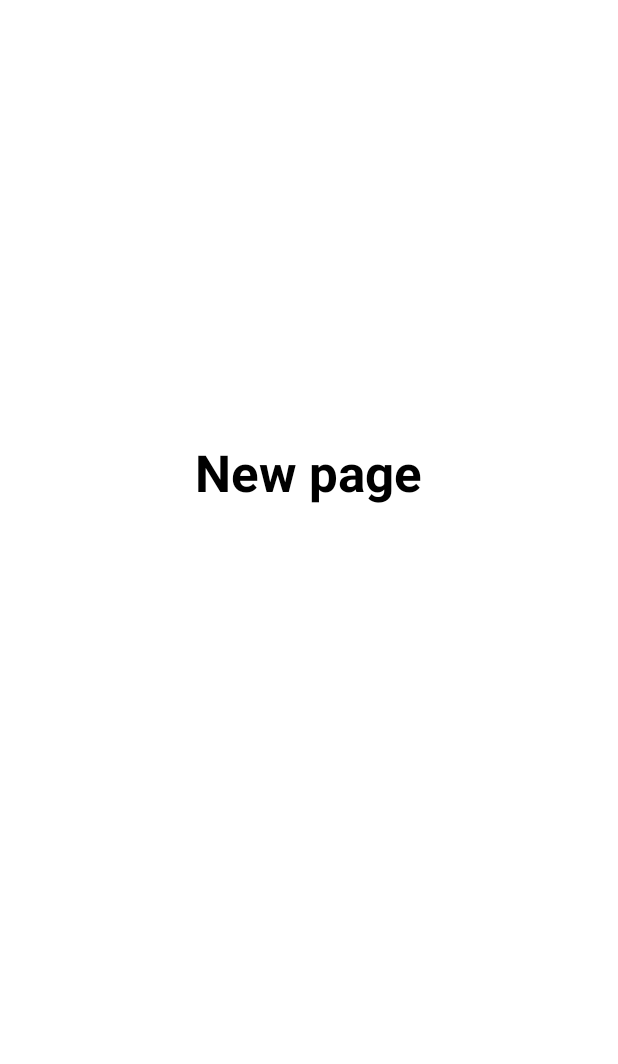
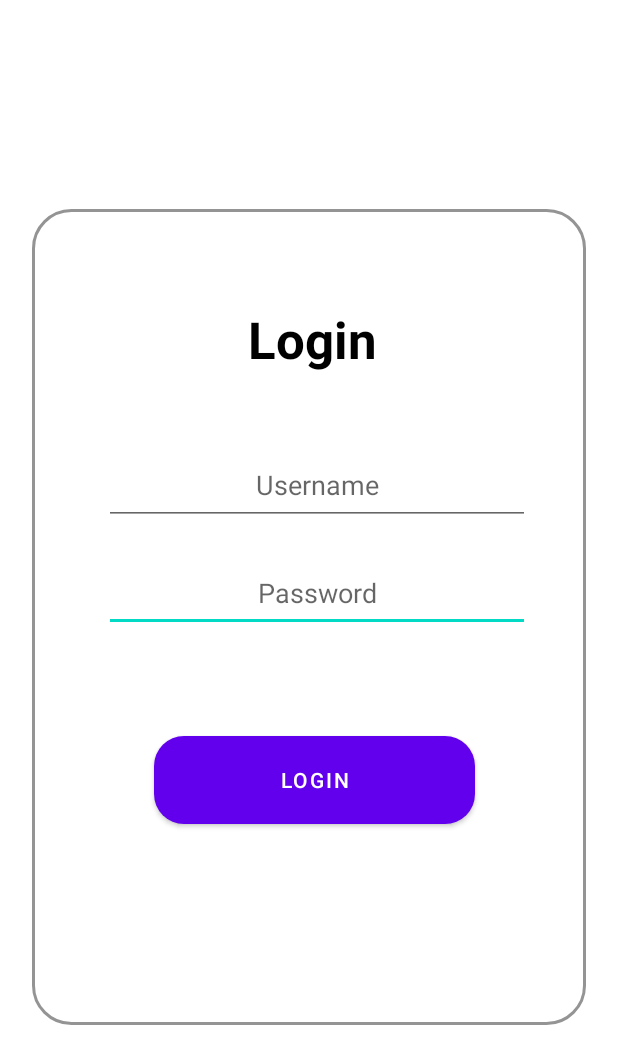
Before and after one commit to Zandevier/AndroidProject, an Android app: the screen it shows after launch (MainActivity2), after a tap on "GET STARTED", on a phone screen of 412 x 824 dp. Shown: the top 1064 px of the screen. Run offline under Robolectric (Android 15) with nearby library versions, the phone set to English and light mode, and no system bars.

Commit message:
Added login page

```diff
--- a/app/src/main/java/com/example/joinpage/MainActivity.java
+++ b/app/src/main/java/com/example/joinpage/MainActivity.java
@@ -10,10 +10,12 @@ import android.widget.Button;
 import android.content.Intent;
 import android.view.View;
 import android.widget.TextView;
+import android.widget.ImageView;
 
 public class MainActivity extends AppCompatActivity {
     public Button button;
     public TextView text;
+    public ImageView img;
     @Override
     protected void onCreate(Bundle savedInstanceState) {
         super.onCreate(savedInstanceState);
@@ -23,6 +25,8 @@ public class MainActivity extends AppCompatActivity {
         text.setEllipsize(TextUtils.TruncateAt.MARQUEE);
         text.setSelected(true);
 
+        img = (ImageView) findViewById(R.id.img);
+        img.setElevation(10);
 
         button = (Button) findViewById(R.id.btn1);
         button.setOnClickListener(new View.OnClickListener() {
--- /dev/null
+++ b/app/src/main/res/drawable/solid_border.xml
@@ -0,0 +1,8 @@
+<?xml version="1.0" encoding="utf-8"?>
+<shape xmlns:android="http://schemas.android.com/apk/res/android">
+    <stroke
+        android:width="2dp"
+        android:color="#949494"/>
+    <corners
+        android:radius="25dp"/>
+</shape>
--- a/app/src/main/res/layout/activity_main.xml
+++ b/app/src/main/res/layout/activity_main.xml
@@ -33,6 +33,20 @@
         android:textColor="@color/black"
         android:textSize="24sp"></TextView>
 
+    <ImageView
+        android:id="@+id/img"
+        android:layout_width="54dp"
+        android:layout_height="wrap_content"
+        android:layout_alignParentStart="true"
+        android:layout_alignParentTop="true"
+        android:layout_alignParentEnd="true"
+        android:layout_alignParentBottom="true"
+        android:layout_marginStart="266dp"
+        android:layout_marginTop="620dp"
+        android:layout_marginEnd="91dp"
+        android:layout_marginBottom="63dp"
+        app:srcCompat="@drawable/arr" />
+
     <Button
         android:id="@+id/btn1"
         android:layout_width="300dp"
@@ -40,8 +54,8 @@
         android:layout_alignParentTop="true"
         android:layout_alignParentBottom="true"
         android:layout_centerHorizontal="true"
-        android:layout_marginTop="611dp"
-        android:layout_marginBottom="50dp"
+        android:layout_marginTop="608dp"
+        android:layout_marginBottom="53dp"
         android:shadowColor="#656565"
         android:text="Get started "
         app:cornerRadius="30sp"
@@ -52,4 +66,5 @@
         app:layout_constraintTop_toTopOf="parent"
         app:layout_constraintVertical_bias="0.895" />
 
+
 </RelativeLayout>
--- a/app/src/main/res/layout/activity_main2.xml
+++ b/app/src/main/res/layout/activity_main2.xml
@@ -6,18 +6,90 @@
     android:layout_height="match_parent"
     tools:context=".MainActivity2">
 
-    <TextView
-        android:id="@+id/tt2"
-        android:layout_width="wrap_content"
-        android:layout_height="wrap_content"
-        android:text="New page"
-        android:textColor="#000000"
-        android:textSize="34sp"
-        android:textStyle="bold"
+
+    <RelativeLayout
+        android:layout_width="369dp"
+        android:layout_height="544dp"
+        android:background="@drawable/solid_border"
         app:layout_constraintBottom_toBottomOf="parent"
         app:layout_constraintEnd_toEndOf="parent"
-        app:layout_constraintHorizontal_bias="0.498"
         app:layout_constraintStart_toStartOf="parent"
         app:layout_constraintTop_toTopOf="parent"
-        app:layout_constraintVertical_bias="0.375" />
+        app:layout_constraintVertical_bias="0.497"
+        tools:ignore="MissingConstraints">
+
+        <TextView
+            android:id="@+id/tt2"
+            android:layout_width="199dp"
+            android:layout_height="51dp"
+            android:layout_alignParentStart="true"
+            android:layout_alignParentTop="true"
+            android:layout_alignParentEnd="true"
+            android:layout_alignParentBottom="true"
+            android:layout_marginStart="92dp"
+            android:layout_marginLeft="97dp"
+            android:layout_marginTop="64dp"
+            android:layout_marginEnd="78dp"
+            android:layout_marginRight="73dp"
+            android:layout_marginBottom="429dp"
+            android:text="Login "
+            android:textAlignment="center"
+            android:textColor="#000000"
+            android:textSize="34sp"
+            android:textStyle="bold"
+            app:layout_constraintBottom_toBottomOf="parent"
+            app:layout_constraintEnd_toEndOf="parent"
+            app:layout_constraintStart_toStartOf="parent"
+            app:layout_constraintTop_toTopOf="parent" />
+
+        <Button
+            android:id="@+id/button"
+            android:layout_width="214dp"
+            android:layout_height="71dp"
+            android:layout_alignParentStart="true"
+            android:layout_alignParentTop="true"
+            android:layout_alignParentEnd="true"
+            android:layout_alignParentBottom="true"
+            android:layout_marginStart="81dp"
+            android:layout_marginTop="345dp"
+            android:layout_marginEnd="74dp"
+            android:layout_marginBottom="128dp"
+            android:text="Login"
+            app:cornerRadius="20dp" />
+
+        <EditText
+            android:id="@+id/password"
+            android:layout_width="284dp"
+            android:layout_height="52dp"
+            android:layout_alignParentStart="true"
+            android:layout_alignParentTop="true"
+            android:layout_alignParentEnd="true"
+            android:layout_marginStart="48dp"
+            android:layout_marginTop="230dp"
+            android:layout_marginEnd="37dp"
+            android:ems="10"
+            android:hint="Password"
+            android:inputType="textPassword"
+            android:textAlignment="center"
+            tools:ignore="MissingConstraints" />
+
+        <EditText
+            android:id="@+id/username"
+            android:layout_width="285dp"
+            android:layout_height="53dp"
+            android:layout_alignParentStart="true"
+            android:layout_alignParentTop="true"
+            android:layout_alignParentEnd="true"
+            android:layout_alignParentBottom="true"
+            android:layout_marginStart="48dp"
+            android:layout_marginTop="158dp"
+            android:layout_marginEnd="37dp"
+            android:layout_marginBottom="333dp"
+            android:ems="10"
+            android:hint="Username"
+            android:inputType="textPersonName"
+            android:textAlignment="center" />
+    </RelativeLayout>
+
+
 </androidx.constraintlayout.widget.ConstraintLayout>
```
